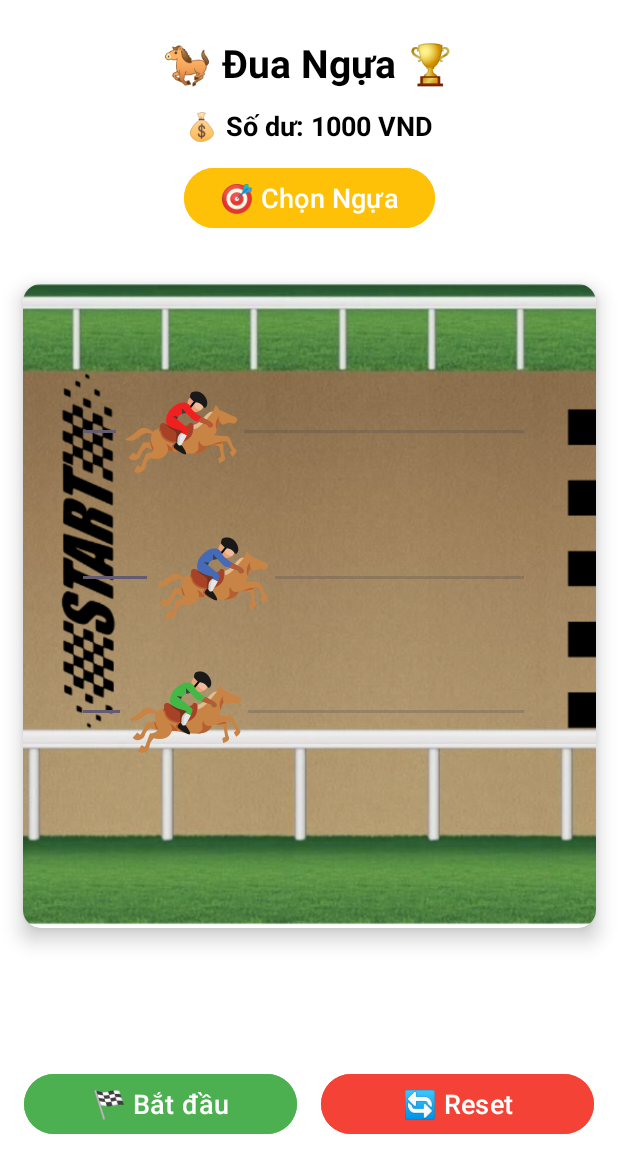
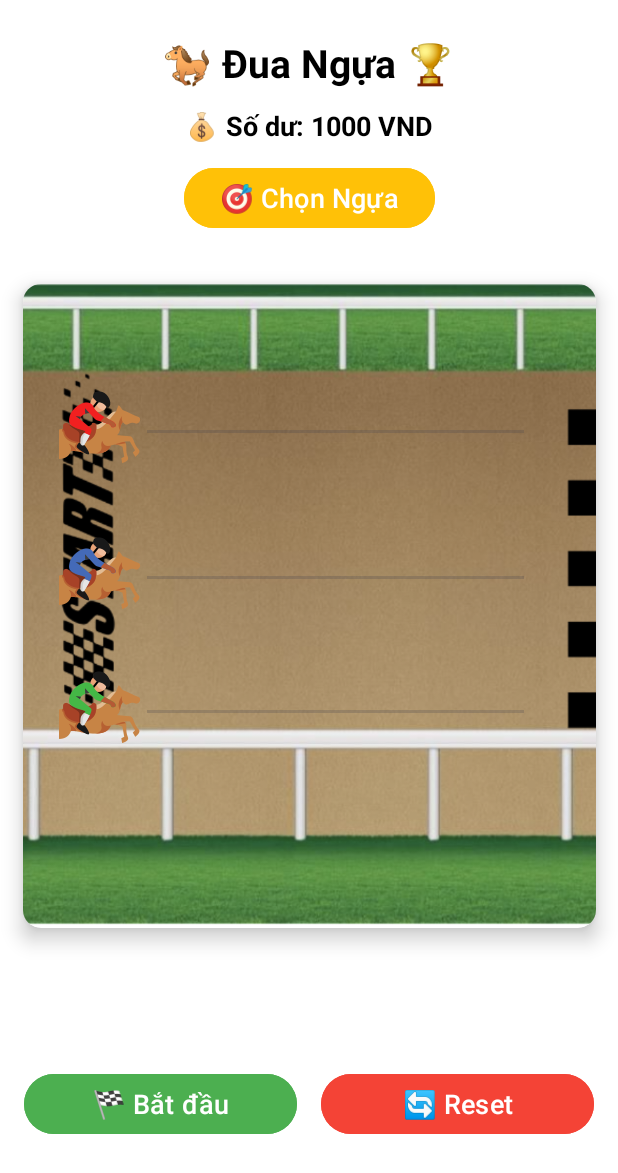
Before and after one commit to TuanDatCoder/PRM392_MiniProject, an Android app: the MainActivity screen opened directly, with no data from a screen before it, after a tap on "🏁 Bắt đầu", on a phone screen of 412 x 824 dp. Shown: the top 1173 px of the screen. Run offline under Robolectric (Android 15) with nearby library versions, the phone set to English and light mode, and no system bars.

Commit message:
must bet

```diff
--- a/app/src/main/java/com/example/prm392_miniproject/MainActivity.java
+++ b/app/src/main/java/com/example/prm392_miniproject/MainActivity.java
@@ -71,6 +71,13 @@ public class MainActivity extends AppCompatActivity {
     }
 
     private void startRace() {
+        // Kiểm tra nếu chưa đặt cược
+        int totalBet = Arrays.stream(betAmounts).sum();
+        if (totalBet == 0) {
+            Toast.makeText(this, "Vui lòng đặt cược trước khi bắt đầu cuộc đua!", Toast.LENGTH_SHORT).show();
+            return;
+        }
+
         // Dừng bất kỳ cuộc đua nào đang chạy trước đó
         handler.removeCallbacks(this::moveSeekBars);
 
@@ -82,6 +89,7 @@ public class MainActivity extends AppCompatActivity {
         // Bắt đầu cuộc đua sau 1 giây
         handler.postDelayed(this::moveSeekBars, 1000);
     }
+
 
     private void determineWinner(int winningHorse) {
         Toast.makeText(this, "Ngựa " + (winningHorse + 1) + " thắng cuộc!", Toast.LENGTH_LONG).show();
```
